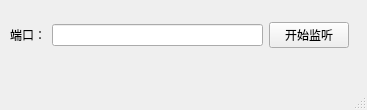
BigheadofLiu/qt_learn, file Qt_SendFile/recvfilewindow.ui: the form before one commit.
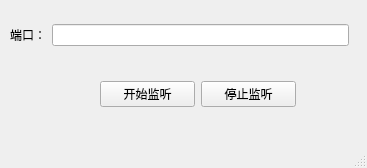
The form after the commit.

Diff of the .ui file:
```diff
--- a/Qt_SendFile/recvfilewindow.ui
+++ b/Qt_SendFile/recvfilewindow.ui
@@ -7,7 +7,7 @@
     <x>0</x>
     <y>0</y>
     <width>367</width>
-    <height>110</height>
+    <height>168</height>
    </rect>
   </property>
   <property name="windowTitle">
@@ -38,6 +38,18 @@
        </property>
       </widget>
      </item>
+    </layout>
+   </widget>
+   <widget class="QWidget" name="widget_2" native="true">
+    <property name="geometry">
+     <rect>
+      <x>100</x>
+      <y>70</y>
+      <width>196</width>
+      <height>48</height>
+     </rect>
+    </property>
+    <layout class="QHBoxLayout" name="horizontalLayout_2">
      <item>
       <widget class="QPushButton" name="startListenBtn">
        <property name="text">
@@ -45,6 +57,13 @@
        </property>
       </widget>
      </item>
+     <item>
+      <widget class="QPushButton" name="endListenBtn">
+       <property name="text">
+        <string>停止监听</string>
+       </property>
+      </widget>
+     </item>
     </layout>
    </widget>
   </widget>
```
Left out of the diff: 2 changed lines with no effect on the pictures.
